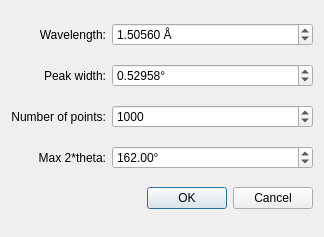
Before: the Qt Designer form src/xtalopt/ui/xrdOptionsDialog.ui in xtalopt/XtalOpt, drawn with Qt 5.
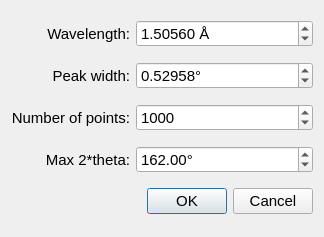
After: the same form once the commit is applied.

```diff
--- a/src/xtalopt/ui/xrdOptionsDialog.ui
+++ b/src/xtalopt/ui/xrdOptionsDialog.ui
@@ -10,6 +10,11 @@
     <height>237</height>
    </rect>
   </property>
+  <property name="font">
+   <font>
+    <pointsize>11</pointsize>
+   </font>
+  </property>
   <property name="windowTitle">
    <string>Generate Simulated XRD Pattern Options</string>
   </property>
```
